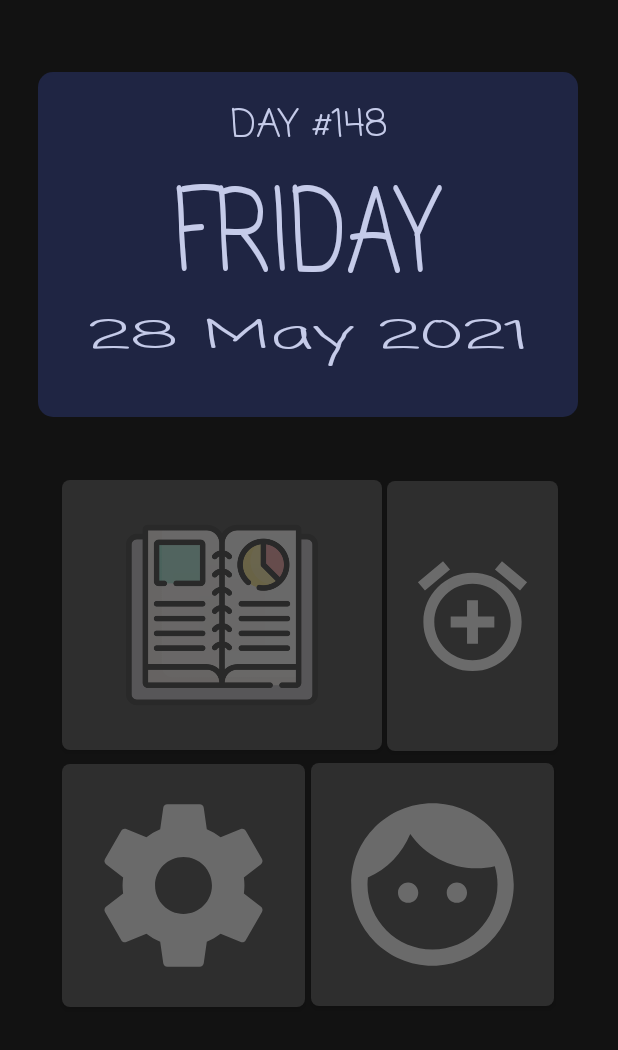
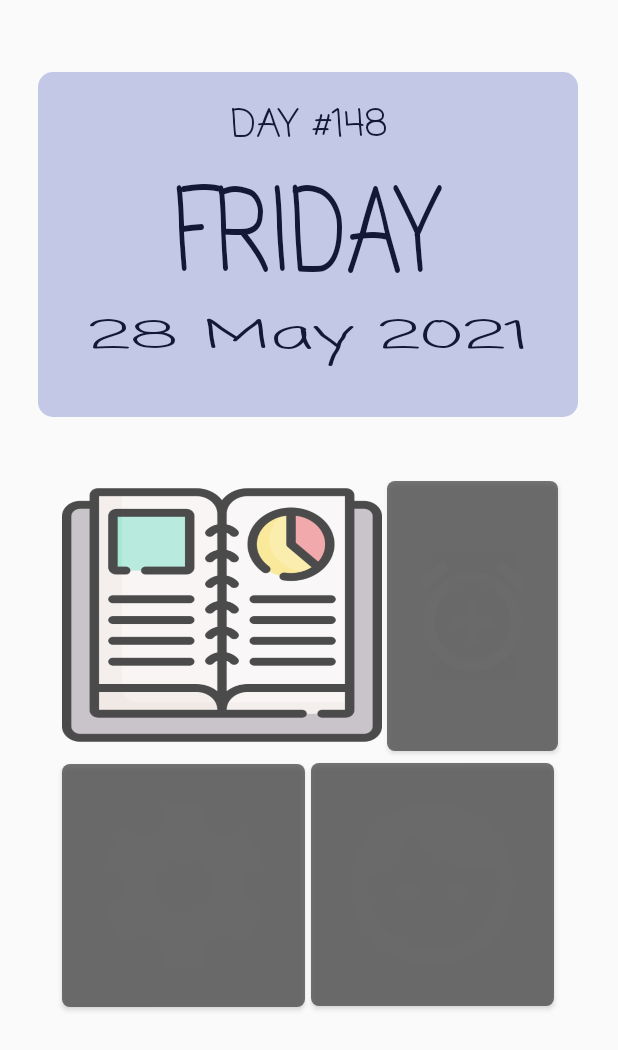
Before and after one commit to Murrzzz/Utask, an Android app: the main_menu screen opened directly, with no data from a screen before it, on a phone screen of 412 x 824 dp. Shown: the top 1050 px of the screen. Run offline under Robolectric (Android 15) with nearby library versions, the phone set to English and light mode, and no system bars.

Commit message:
Start button modified

```diff
--- a/app/src/main/java/com/example/administrator/utask/MainActivity.java
+++ b/app/src/main/java/com/example/administrator/utask/MainActivity.java
@@ -22,7 +22,7 @@
     protected void onCreate(Bundle savedInstanceState) {
         super.onCreate(savedInstanceState);
         setContentView(R.layout.activity_main);
-/*
+
         button=(Button)findViewById(R.id.btnStart);
 
         button.setOnClickListener(new View.OnClickListener() {
@@ -33,7 +33,7 @@
             }
         });
 
-*/
+
     }
 
     private void mainMenu()
--- a/app/src/main/res/layout/activity_main_menu.xml
+++ b/app/src/main/res/layout/activity_main_menu.xml
@@ -6,7 +6,6 @@
     xmlns:tools="http://schemas.android.com/tools"
     android:layout_width="match_parent"
     android:layout_height="match_parent"
-    android:background="@color/colorPrimaryDark"
     tools:layout_editor_absoluteY="0dp"
     tools:layout_editor_absoluteX="0dp"
     >
@@ -35,13 +34,14 @@
         android:id="@+id/btnViewTasks"
         android:layout_width="213dp"
         android:layout_height="180dp"
+        android:background="@drawable/viewnotes"
         android:layout_marginBottom="8dp"
         android:layout_marginEnd="8dp"
         android:layout_marginLeft="8dp"
         android:layout_marginRight="8dp"
         android:layout_marginStart="8dp"
         android:layout_marginTop="8dp"
-        android:background="@drawable/dark_background"
+
         android:elevation="10dp"
         android:alpha="0.7"
         app:layout_constraintBottom_toBottomOf="parent"
@@ -114,7 +114,7 @@
         android:layout_height="wrap_content"
         android:textAllCaps="true"
         android:text="count"
-        android:textColor="#FFF"
+        android:textColor="#000"
         android:textSize="25dp"
         android:fontFamily="casual"
         app:layout_constraintTop_toTopOf="parent"
@@ -137,7 +137,7 @@
         android:scaleY="3"
         android:fontFamily="casual"
         android:textAllCaps="true"
-        android:textColor="#FFF"
+        android:textColor="#000"
         android:textSize="25dp"
         app:layout_constraintBottom_toBottomOf="@+id/imageView"
         android:layout_marginBottom="8dp"
@@ -156,7 +156,7 @@
         android:layout_width="wrap_content"
         android:layout_height="wrap_content"
         android:text="date"
-        android:textColor="#FFF"
+        android:textColor="#000"
         android:textSize="25dp"
         android:textScaleX="2"
         android:fontFamily="casual"
@@ -170,11 +170,17 @@
         android:layout_marginBottom="8dp"
         app:layout_constraintVertical_bias="0.886" />
 
+
+
+
+
+
+
     <ImageView
         android:id="@+id/imageView3"
         android:layout_width="168dp"
         android:layout_height="128dp"
-        app:srcCompat="@drawable/viewnotes"
+
         app:layout_constraintTop_toTopOf="@+id/btnViewTasks"
         android:layout_marginTop="8dp"
         app:layout_constraintBottom_toBottomOf="@+id/btnViewTasks"
```
